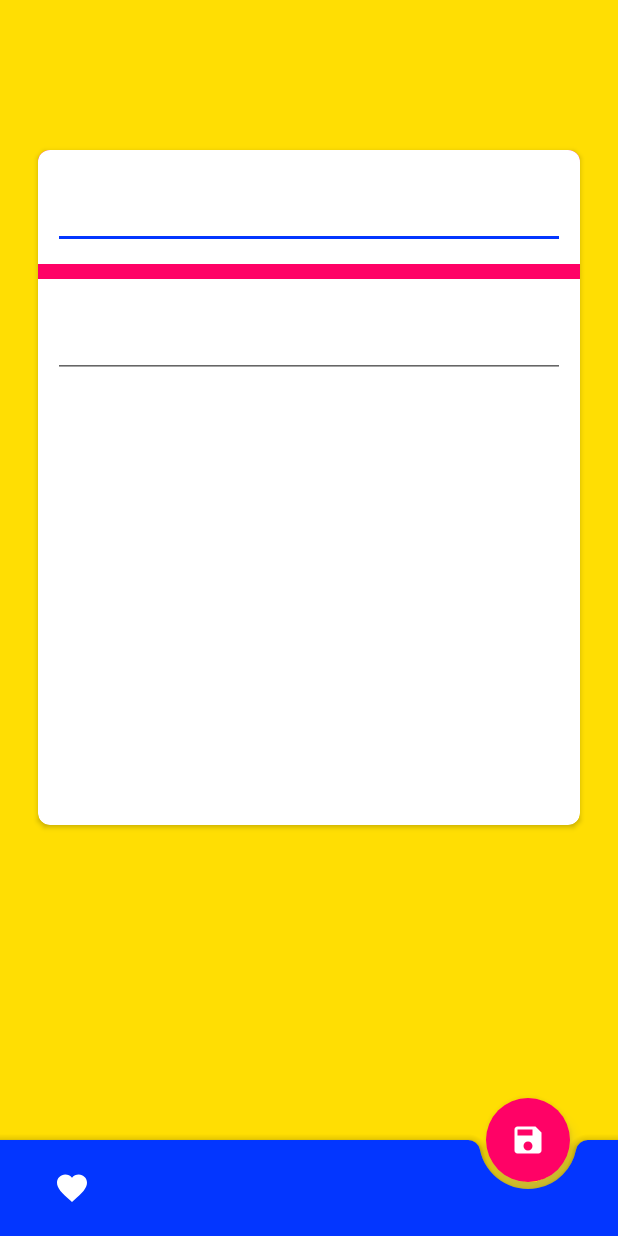
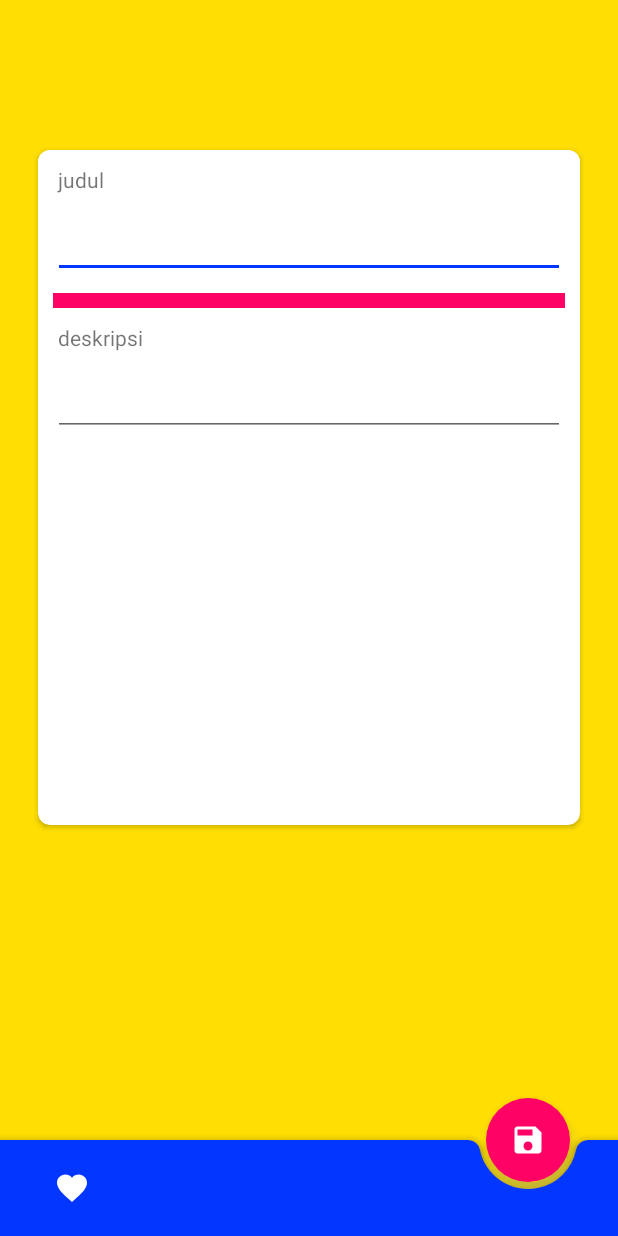
Before and after one commit to sirupmarjan/PlantApp, an Android app: the screen it shows after launch (AddAct), after a tap on an icon or button, on a phone screen of 412 x 824 dp. Run offline under Robolectric (Android 15) with nearby library versions, the phone set to English and light mode, and no system bars; our stand-ins replace Room's generated code; libraries missing offline, so code that uses them is left out: cn.pedant.

Commit message:
add splash screen, add custom dialog

```diff
--- a/app/src/main/AndroidManifest.xml
+++ b/app/src/main/AndroidManifest.xml
@@ -9,10 +9,11 @@
         android:roundIcon="@mipmap/ic_app_round"
         android:supportsRtl="true"
         android:theme="@style/AppTheme">
-        <activity android:name=".Activity.EditAct"></activity>
+        <activity android:name=".Activity.EditAct" />
         <activity android:name=".Activity.ViewAct" />
         <activity android:name=".Activity.AddAct" />
-        <activity android:name=".Activity.MainActivity">
+        <activity android:name=".Activity.MainActivity"></activity>
+        <activity android:name=".Activity.SplashAct">
             <intent-filter>
                 <action android:name="android.intent.action.MAIN" />
 
--- a/app/src/main/java/com/quick/plantapp/Activity/EditAct.java
+++ b/app/src/main/java/com/quick/plantapp/Activity/EditAct.java
@@ -22,6 +22,7 @@ public class EditAct extends AppCompatActivity {
     protected void onCreate(Bundle savedInstanceState) {
         super.onCreate(savedInstanceState);
         setContentView(R.layout.activity_edit);
+        getSupportActionBar().hide();
 
         eJudul = findViewById(R.id.et_eJudul);
         eDesc = findViewById(R.id.et_eDeskripsi);
--- /dev/null
+++ b/app/src/main/java/com/quick/plantapp/Activity/SplashAct.java
@@ -0,0 +1,31 @@
+package com.quick.plantapp.Activity;
+
+import androidx.appcompat.app.AppCompatActivity;
+
+import android.content.Intent;
+import android.os.Bundle;
+import android.os.Handler;
+import android.view.WindowManager;
+
+import com.quick.plantapp.R;
+
+public class SplashAct extends AppCompatActivity {
+
+    @Override
+    protected void onCreate(Bundle savedInstanceState) {
+        super.onCreate(savedInstanceState);
+        setContentView(R.layout.activity_splash);
+        getWindow().setFlags(WindowManager.LayoutParams.FLAG_FULLSCREEN,
+                WindowManager.LayoutParams.FLAG_FULLSCREEN); //biar full screen
+        getSupportActionBar().hide(); //ilangin action bar
+        new Handler().postDelayed(new Runnable() {
+            @Override
+            public void run() {
+                Intent i = new Intent(getApplicationContext(), MainActivity.class);
+                startActivity(i);
+                finish();
+            }
+        }, 2000);
+    }
+    }
+// Saranku mending Activity daripada mbok singkat Act, wes kebiasa eg han :", ssk nek wae nek ana project : "vnjir :v
--- /dev/null
+++ b/app/src/main/res/drawable/ic_baseline_report_24.xml
@@ -0,0 +1,5 @@
+<vector android:height="24dp" android:tint="#FF0266"
+    android:viewportHeight="24" android:viewportWidth="24"
+    android:width="24dp" xmlns:android="http://schemas.android.com/apk/res/android">
+    <path android:fillColor="@android:color/white" android:pathData="M15.73,3L8.27,3L3,8.27v7.46L8.27,21h7.46L21,15.73L21,8.27L15.73,3zM12,17.3c-0.72,0 -1.3,-0.58 -1.3,-1.3 0,-0.72 0.58,-1.3 1.3,-1.3 0.72,0 1.3,0.58 1.3,1.3 0,0.72 -0.58,1.3 -1.3,1.3zM13,13h-2L11,7h2v6z"/>
+</vector>
--- /dev/null
+++ b/app/src/main/res/drawable/round_bg_white.xml
@@ -0,0 +1,6 @@
+<?xml version="1.0" encoding="utf-8"?>
+<shape xmlns:android="http://schemas.android.com/apk/res/android"
+    android:shape="rectangle">
+    <solid android:color="@color/white"/>
+    <corners android:radius="18dp"/>
+</shape>
--- a/app/src/main/res/layout/activity_add.xml
+++ b/app/src/main/res/layout/activity_add.xml
@@ -18,51 +18,60 @@
             android:layout_marginEnd="25dp"
             android:layout_marginTop="100dp"
             app:cardCornerRadius="8dp">
+
             <LinearLayout
-
+                android:padding="10dp"
                 android:id="@+id/linearLayout"
                 android:layout_width="match_parent"
                 android:layout_height="wrap_content"
                 android:orientation="vertical"
                 app:layout_anchor="@+id/linearLayout"
                 app:layout_anchorGravity="center"
-                android:background="@color/colorPrimaryDark">
+                android:background="@color/white">
+
+                <androidx.appcompat.widget.AppCompatTextView
+                    android:layout_width="wrap_content"
+                    android:layout_height="wrap_content"
+                    android:text=" judul" />
 
                 <com.google.android.material.textfield.TextInputLayout
                     android:layout_width="match_parent"
                     android:layout_height="wrap_content"
                     android:background="@color/white"
-                    android:padding="10dp"
-
+                    android:layout_marginBottom="10dp"
                     >
-
                     <com.google.android.material.textfield.TextInputEditText
                         android:id="@+id/et_judul"
                         android:layout_width="match_parent"
                         android:layout_height="wrap_content"
-                        android:inputType="textMultiLine"
-                        tools:text="ini judull"
-
-                        />
+                        tools:text="ini judull" />
                 </com.google.android.material.textfield.TextInputLayout>
 
+                <LinearLayout
+                    android:background="@color/colorPrimaryDark"
+                    android:layout_width="match_parent"
+                    android:layout_height="10dp"/>
+
+                <androidx.appcompat.widget.AppCompatTextView
+                    android:layout_marginTop="10dp"
+                    android:layout_width="wrap_content"
+                    android:layout_height="wrap_content"
+                    android:text=" deskripsi" />
+
                 <com.google.android.material.textfield.TextInputLayout
-                    android:padding="10dp"
-                    android:layout_marginTop="10dp"
                     android:layout_width="match_parent"
                     android:layout_height="wrap_content"
                     android:background="@color/white"
                     >
-
                     <com.google.android.material.textfield.TextInputEditText
                         android:id="@+id/et_deskripsi"
                         android:layout_width="match_parent"
                         android:layout_height="wrap_content"
                         android:inputType="textMultiLine"
-
                         tools:text="ini deskripsi"
                         />
                 </com.google.android.material.textfield.TextInputLayout>
+
             </LinearLayout>
         </androidx.cardview.widget.CardView>
 
--- a/app/src/main/res/layout/list_view.xml
+++ b/app/src/main/res/layout/list_view.xml
@@ -14,7 +14,7 @@
     <androidx.cardview.widget.CardView
         android:layout_width="match_parent"
         android:layout_height="match_parent"
-        app:cardElevation="18dp"
+        app:cardElevation="8dp"
         app:cardCornerRadius="8dp"
         >
         <LinearLayout
```
Also changed, not shown: app/src/main/java/com/quick/plantapp/Activity/MainActivity.java (+48 -22 lines), app/src/main/res/layout/activity_edit.xml (+22 -13 lines), app/src/main/res/layout/activity_splash.xml (added, +27 -0 lines), app/src/main/res/layout/dialog_close.xml (added, +46 -0 lines).
